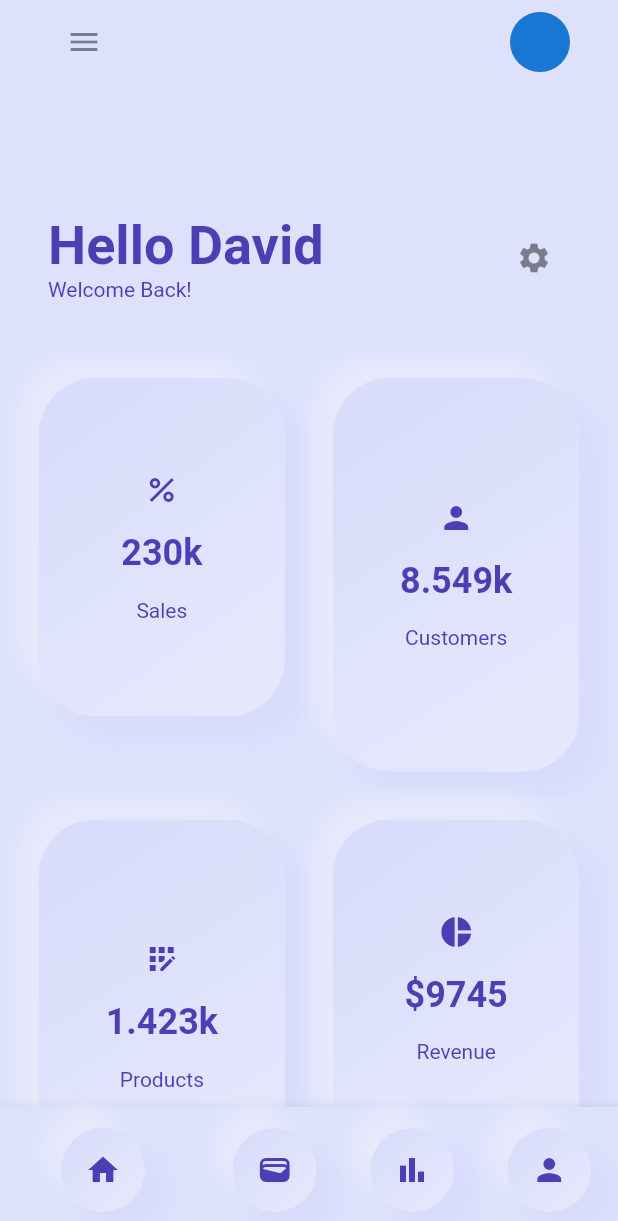
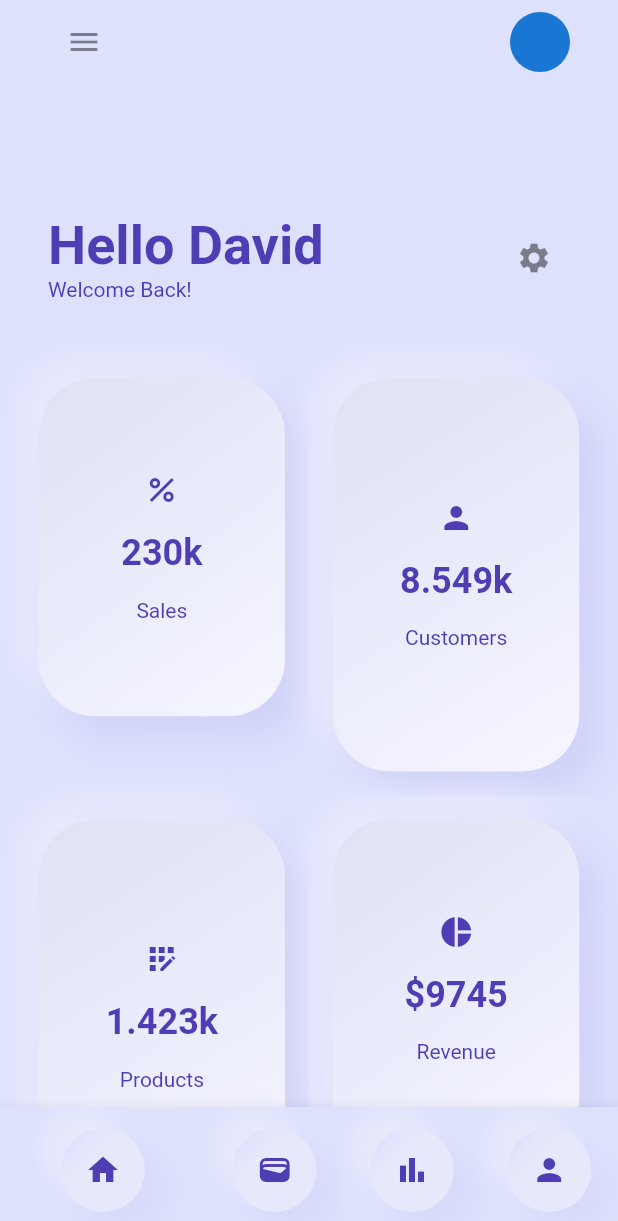
Before and after one commit to sdas969/flutter_neumorphism, a Flutter app: the screen it shows after launch, on a phone screen of 412 x 824 dp. Shown: the top 1221 px of the screen. Run offline on Flutter 3.47's test engine with Material 2 defaults, Android fonts, the phone set to English and light mode, and no system bars.

Commit message:
onPressed Functionality

```diff
--- a/lib/constants.dart
+++ b/lib/constants.dart
@@ -3,8 +3,10 @@ import 'package:flutter_neumorphism/bottom_navbar_item_schema.dart';
 import 'package:flutter_neumorphism/card_data_schema.dart';
 
 const Color appBackgroundColor = Color(0xffdde1fc);
-const Color appBackgroundColorDark = Color(0xffd8dbfa);
-const Color appBackgroundColorLight = Color(0xffe6e9fc);
+const Color innerCardColorDark = Color(0xffdfe1f6);
+const Color innerCardColorLight = Color(0xfff6f6ff);
+const Color outerCardColorDark = Color(0xffd0d2f7);
+const Color outerCardColorLight = Color(0xffe8eafd);
 const Color appTextColor = Color(0xff4f3db4);
 const String userName = 'David';
 
--- a/lib/home_screen.dart
+++ b/lib/home_screen.dart
@@ -46,10 +46,13 @@ class HomeScreen extends StatelessWidget {
                 alignment: WrapAlignment.center,
                 children: List.generate(
                     cards.length,
-                    (index) => NuemorphicCard(
-                        index: index,
-                        value: cards[index].value,
-                        headingIcon: cards[index].icon,
-                        title: cards[index].title))))
+                    (index) => GestureDetector(
+                          onTap: () {},
+                          child: NuemorphicCard(
+                              index: index,
+                              value: cards[index].value,
+                              headingIcon: cards[index].icon,
+                              title: cards[index].title),
+                        ))))
       ]));
 }
--- a/lib/neumorphic_card.dart
+++ b/lib/neumorphic_card.dart
@@ -15,7 +15,7 @@ class NuemorphicCard extends StatefulWidget {
   final String title;
 
   static const double offset = 14.0;
-  static const double blurRadius = 11.0;
+  static const double blurRadius = 20.0;
   static const double spreadRadius = 0.0;
   static const double borderRadius = 38.0;
   static const double containerMargin = 16.0;
@@ -36,7 +36,6 @@ class _NuemorphicCardState extends State<NuemorphicCard> {
           : MediaQuery.of(context).size.shortestSide / 1.4,
       width: MediaQuery.of(context).size.shortestSide / 2.1,
       child: Listener(
-        // onPointerCancel: (event) => setState(() => isPressed = false),
         onPointerUp: (event) => setState(() => isPressed = false),
         onPointerDown: (event) => setState(() => isPressed = true),
         child: AnimatedContainer(
@@ -50,11 +49,11 @@ class _NuemorphicCardState extends State<NuemorphicCard> {
                     begin: Alignment.topLeft,
                     end: Alignment.bottomRight,
                     colors: isPressed
-                        ? [appBackgroundColorLight, appBackgroundColorDark]
-                        : [appBackgroundColorDark, appBackgroundColorLight]),
+                        ? [innerCardColorLight, innerCardColorDark]
+                        : [innerCardColorDark, innerCardColorLight]),
                 boxShadow: [
                   BoxShadow(
-                      color: appBackgroundColorLight,
+                      color: outerCardColorLight,
                       offset: isPressed
                           ? const Offset(
                               NuemorphicCard.offset, NuemorphicCard.offset)
@@ -63,7 +62,7 @@ class _NuemorphicCardState extends State<NuemorphicCard> {
                       blurRadius: NuemorphicCard.blurRadius,
                       spreadRadius: NuemorphicCard.spreadRadius),
                   BoxShadow(
-                      color: appBackgroundColorDark,
+                      color: outerCardColorDark,
                       offset: isPressed
                           ? const Offset(
                               -NuemorphicCard.offset, -NuemorphicCard.offset)
--- a/lib/neumorphic_icon.dart
+++ b/lib/neumorphic_icon.dart
@@ -22,6 +22,8 @@ class NuemorphicIcon extends StatelessWidget {
               end: Alignment.bottomRight,
               colors: [
                 Color(0xffd8dbfa),
+                Color(0xffe6e9fc),
+                Color(0xffe6e9fc),
                 Color(0xffe6e9fc),
               ],
             ),
```
